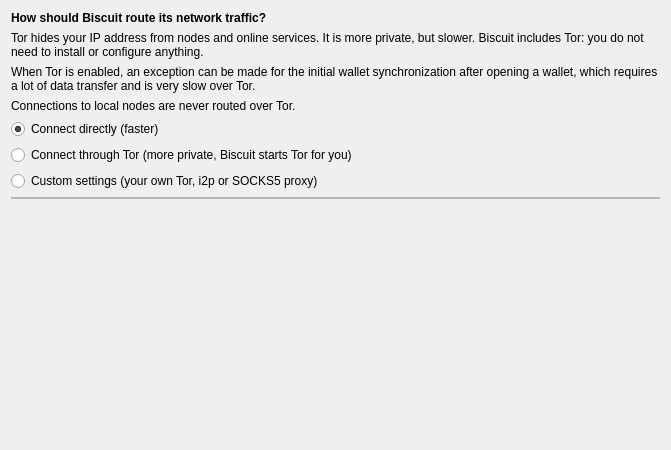
First picture: the form in src/wizard/PageNetworkProxy.ui, repository BiscuitWallet/Biscuit, before the edit.
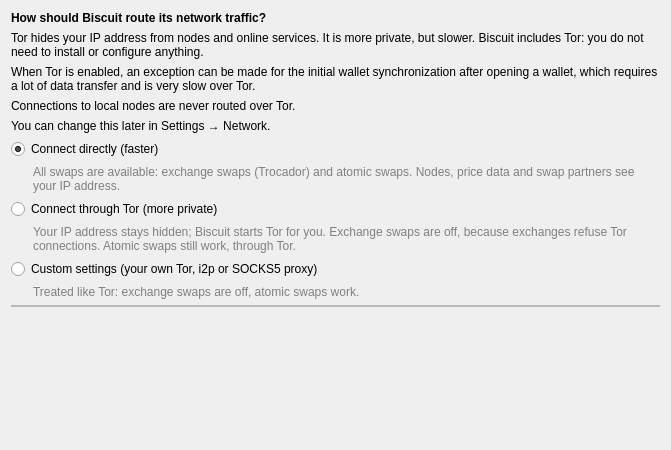
Second picture: the form after the edit. Custom widgets are drawn as their Qt base class.

Commit message:
Tor : conséquences sur les swaps expliquées au premier lancement, message sur Tails/Whonix
- Question du premier lancement : sous chaque choix, ce qu'il implique
  (connexion directe : tous les swaps ; Tor ou proxy : swaps d'exchange
  désactivés, swaps atomiques par Tor) et rappel qu'on peut changer dans
  les réglages.
- Tails et Whonix (question sautée, Tor du système) : message unique qui
  explique que les swaps d'exchange ne sont pas disponibles et que les swaps
  atomiques fonctionnent par Tor.

What changed in the file:
```diff
--- a/src/wizard/PageNetworkProxy.ui
+++ b/src/wizard/PageNetworkProxy.ui
@@ -54,6 +54,13 @@
      </property>
     </widget>
    </item>
+   <item>
+    <widget class="QLabel" name="label_changeLater">
+     <property name="text">
+      <string>You can change this later in Settings → Network.</string>
+     </property>
+    </widget>
+   </item>
    <item>
     <widget class="QRadioButton" name="radio_useDefaultSettings">
      <property name="text">
@@ -64,10 +71,42 @@
      </property>
     </widget>
    </item>
+   <item>
+    <widget class="QLabel" name="label_directSwaps">
+     <property name="text">
+      <string>All swaps are available: exchange swaps (Trocador) and atomic swaps. Nodes, price data and swap partners see your IP address.</string>
+     </property>
+     <property name="wordWrap">
+      <bool>true</bool>
+     </property>
+     <property name="indent">
+      <number>22</number>
+     </property>
+     <property name="styleSheet">
+      <string notr="true">color: gray;</string>
+     </property>
+    </widget>
+   </item>
    <item>
     <widget class="QRadioButton" name="radio_tor">
      <property name="text">
-      <string>Connect through Tor (more private, Biscuit starts Tor for you)</string>
+      <string>Connect through Tor (more private)</string>
+     </property>
+    </widget>
+   </item>
+   <item>
+    <widget class="QLabel" name="label_torSwaps">
+     <property name="text">
+      <string>Your IP address stays hidden; Biscuit starts Tor for you. Exchange swaps are off, because exchanges refuse Tor connections. Atomic swaps still work, through Tor.</string>
+     </property>
+     <property name="wordWrap">
+      <bool>true</bool>
+     </property>
+     <property name="indent">
+      <number>22</number>
+     </property>
+     <property name="styleSheet">
+      <string notr="true">color: gray;</string>
      </property>
     </widget>
    </item>
@@ -78,6 +117,22 @@
      </property>
     </widget>
    </item>
+   <item>
+    <widget class="QLabel" name="label_customSwaps">
+     <property name="text">
+      <string>Treated like Tor: exchange swaps are off, atomic swaps work.</string>
+     </property>
+     <property name="wordWrap">
+      <bool>true</bool>
+     </property>
+     <property name="indent">
+      <number>22</number>
+     </property>
+     <property name="styleSheet">
+      <string notr="true">color: gray;</string>
+     </property>
+    </widget>
+   </item>
    <item>
     <widget class="QFrame" name="frame_privacyLevel">
      <property name="sizePolicy">
```
The commit also changes 3 other files.
